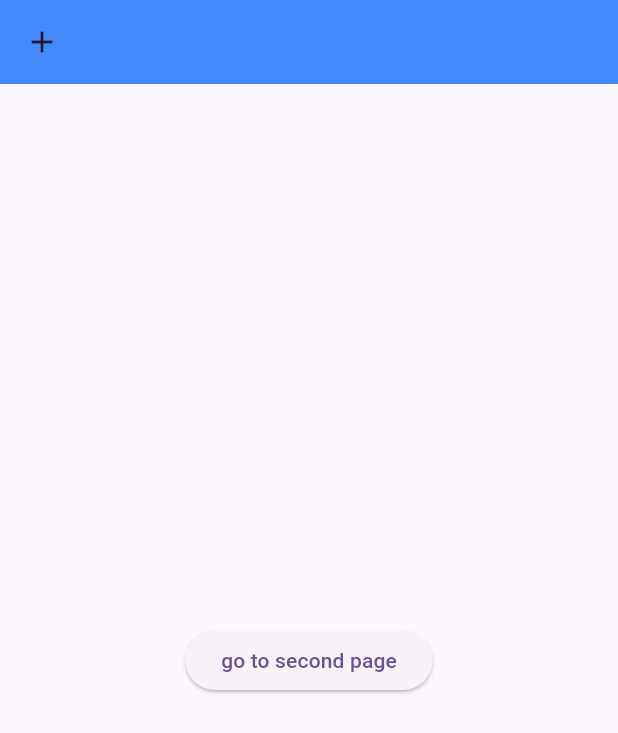
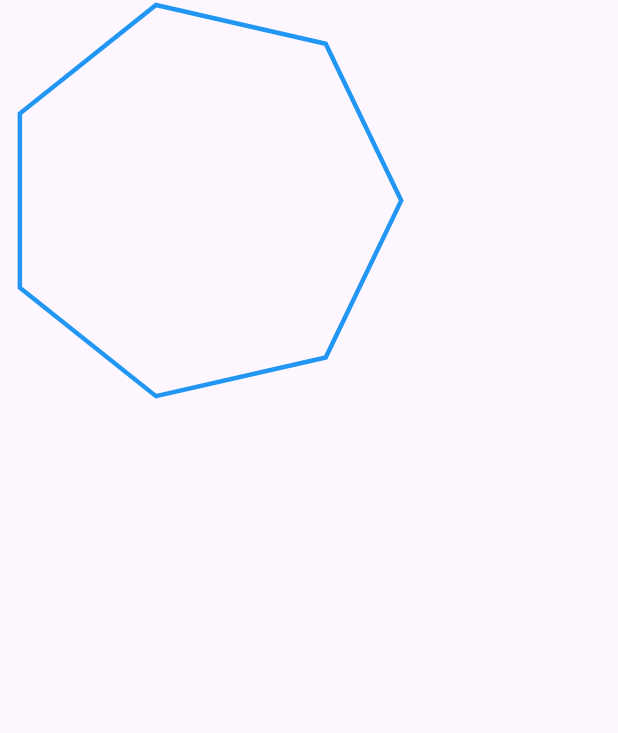
Before and after one commit to khaledmurtaja/animationPractice, a Flutter app: the screen it shows after launch, on a phone screen of 412 x 824 dp. Shown: the top 733 px of the screen. Run offline on Flutter 3.47's test engine with Material 2 defaults, Android fonts, the phone set to English and light mode, and no system bars.

Commit message:
sizeAnimation&sideAnimation

```diff
--- a/lib/main.dart
+++ b/lib/main.dart
@@ -1,5 +1,6 @@
 import 'package:animation/animated_container.dart';
 import 'package:animation/cube_animation.dart';
+import 'package:animation/polygon_animation.dart';
 import 'package:animation/test_hero_animation.dart';
 import 'package:flutter/material.dart';
 
@@ -36,7 +37,7 @@ class MyApp extends StatelessWidget {
         colorScheme: ColorScheme.fromSeed(seedColor: Colors.deepPurple),
         useMaterial3: true,
       ),
-      home: TestHeroAnimations(),
+      home: PolygonAnimation(),
     );
   }
 }
--- /dev/null
+++ b/lib/polygon_animation.dart
@@ -0,0 +1,113 @@
+import 'dart:math';
+
+import 'package:flutter/material.dart';
+
+class PolygonAnimation extends StatefulWidget {
+  const PolygonAnimation({Key? key}) : super(key: key);
+
+  @override
+  State<PolygonAnimation> createState() => _PolygonAnimationState();
+}
+
+class _PolygonAnimationState extends State<PolygonAnimation>
+    with TickerProviderStateMixin {
+  late AnimationController sideAnimationController;
+  late AnimationController sizeAnimationController;
+  late Animation<int> animation;
+  late Animation<double> sizeAnimation;
+
+  @override
+  Widget build(BuildContext context) {
+    return Scaffold(
+        body: AnimatedBuilder(
+      animation: Listenable.merge([sideAnimationController,sizeAnimationController]),
+      builder: (BuildContext context, Widget? child) {
+        return CustomPaint(
+          painter: Polygon(sides: animation.value),
+          child: SizedBox(
+            height: sizeAnimation.value,
+            width: sizeAnimation.value,
+          ),
+        );
+      },
+    ));
+  }
+
+  @override
+  void initState() {
+    super.initState();
+    sideAnimationController =
+        AnimationController(vsync: this, duration: const Duration(seconds: 3));
+    animation = IntTween(begin: 3, end: 10).animate(sideAnimationController);
+    sizeAnimationController =
+        AnimationController(vsync: this, duration: const Duration(seconds: 3));
+    sizeAnimation = Tween<double>(begin: 20, end: 400)
+        .chain(CurveTween(curve: Curves.bounceInOut))
+        .animate(sizeAnimationController);
+  }
+
+  @override
+  void dispose() {
+    super.dispose();
+    sideAnimationController.dispose();
+    sizeAnimationController.dispose();
+  }
+
+  @override
+  void didChangeDependencies() {
+    super.didChangeDependencies();
+    sideAnimationController.repeat(reverse: true);
+    sizeAnimationController.repeat(reverse: true);
+  }
+}
+
+class Polygon extends CustomPainter {
+  final int sides;
+
+  Polygon({
+    required this.sides,
+  });
+
+  @override
+  void paint(Canvas canvas, Size size) {
+    final paint = Paint()
+      ..color = Colors.blue
+      ..style = PaintingStyle.stroke
+      ..strokeCap = StrokeCap.round
+      ..strokeWidth = 3;
+
+    final path = Path();
+
+    final center = Offset(size.width / 2, size.height / 2);
+    final angle = (2 * pi) / sides;
+
+    final angles = List.generate(sides, (index) => index * angle);
+
+    final radius = size.width / 2;
+
+    /*
+    x = center.x + radius * cos(angle)
+    y = center.y + radius * sin(angle)
+    */
+
+    path.moveTo(
+      center.dx + radius * cos(0),
+      center.dy + radius * sin(0),
+    );
+
+    for (final angle in angles) {
+      path.lineTo(
+        center.dx + radius * cos(angle),
+        center.dy + radius * sin(angle),
+      );
+    }
+
+    path.close();
+
+    canvas.drawPath(path, paint);
+  }
+
+  @override
+  bool shouldRepaint(covariant CustomPainter oldDelegate) =>
+      oldDelegate is Polygon && oldDelegate.sides != sides;
+}
```
